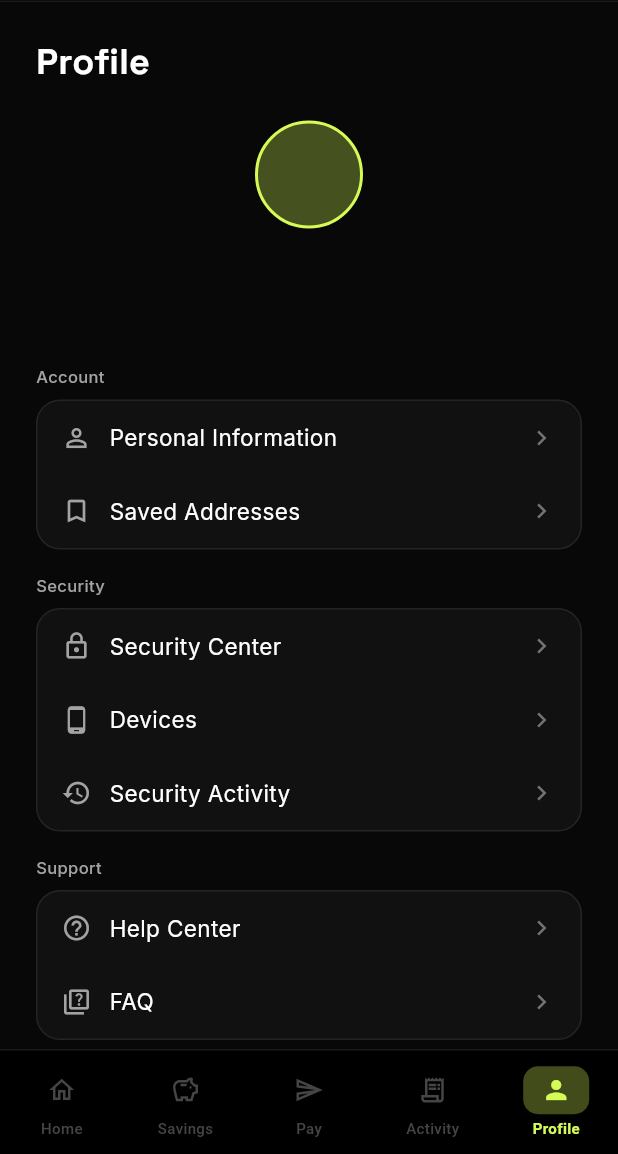
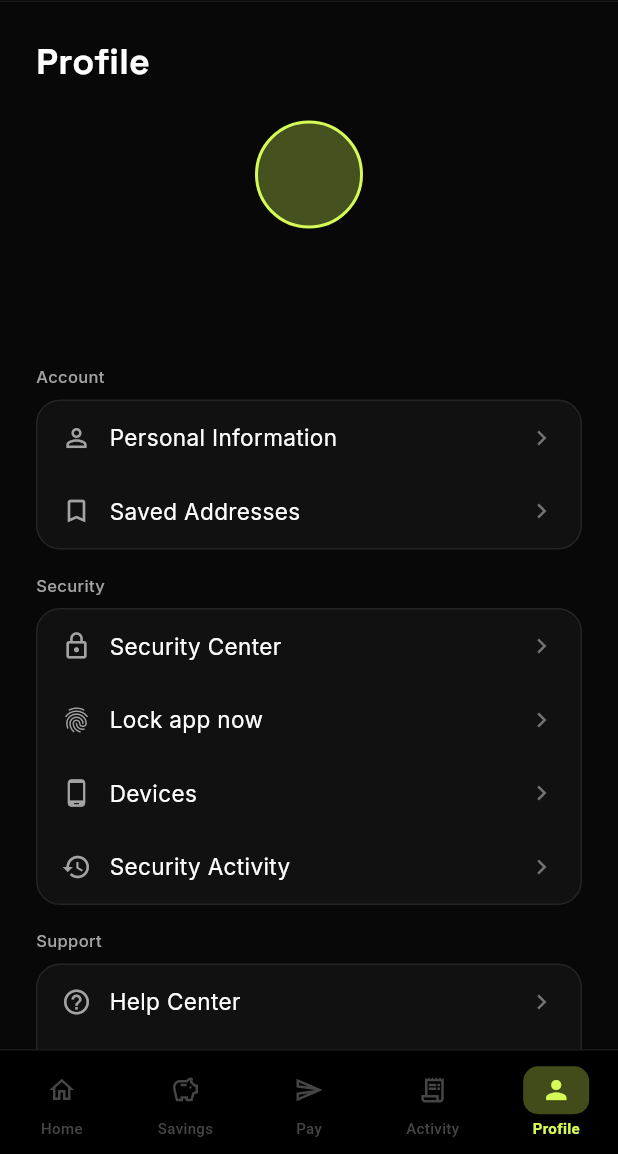
Before and after one commit to divineshedrack33220/globmint, a Flutter app: the screen it shows after launch, item 5 of the bottom bar chosen, on a phone screen of 412 x 824 dp, the part 82-1236 px from its top. Run offline on Flutter 3.47's test engine with Material 3 defaults, Android fonts, the phone set to English and light mode, and no system bars; our stand-ins replace flutter_animate, flutter_riverpod, flutter_secure_storage, freezed_annotation, go_router, google_fonts and 3 more; missing offline and left inert: dart:js_interop, reown_core, reown_sign; network calls fail.

Commit message:
feat: 'Lock app now' tile in profile (Task 4)
Manual re-lock entry point: relocks the gate (re-arms the biometric
prompt for the next resume) and shows a confirmation snackbar. The
backgrounding re-lock threshold (30s, configurable) already lives in the
gate's lifecycle observer.

```diff
--- a/lib/features/profile/presentation/pages/profile_page.dart
+++ b/lib/features/profile/presentation/pages/profile_page.dart
@@ -89,6 +89,16 @@ class ProfilePage extends ConsumerWidget {
                     icon: Icons.lock_outline,
                     title: 'Security Center',
                     onTap: () => context.push('/profile/security-center'),
+                  ),
+                  _SettingsTile(
+                    icon: Icons.fingerprint,
+                    title: 'Lock app now',
+                    onTap: () {
+                      ref.read(appLockProvider.notifier).relock();
+                      ScaffoldMessenger.of(context).showSnackBar(
+                        const SnackBar(content: Text('GlobMint is now locked')),
+                      );
+                    },
                   ),
                   _SettingsTile(
                     icon: Icons.phone_android,
```
